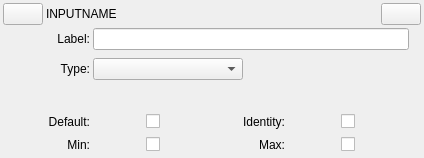
Old version of the form examples/Qt/ISFEditor/JSONGUI/JSONGUIInputColorWidget.ui in the repository mrRay/VVISF-GL.
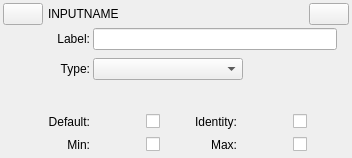
New version of the form. Custom widgets are drawn as their Qt base class.

The edit to the form file:
```diff
--- a/examples/Qt/ISFEditor/JSONGUI/JSONGUIInputColorWidget.ui
+++ b/examples/Qt/ISFEditor/JSONGUI/JSONGUIInputColorWidget.ui
@@ -6,7 +6,7 @@
    <rect>
     <x>0</x>
     <y>0</y>
-    <width>424</width>
+    <width>352</width>
     <height>158</height>
    </rect>
   </property>
@@ -44,16 +44,6 @@
        </property>
       </widget>
      </item>
-     <item row="0" column="1">
-      <widget class="QLabel" name="label">
-       <property name="text">
-        <string>INPUTNAME</string>
-       </property>
-       <property name="alignment">
-        <set>Qt::AlignLeading|Qt::AlignLeft|Qt::AlignVCenter</set>
-       </property>
-      </widget>
-     </item>
      <item row="0" column="2">
       <widget class="QPushButton" name="pushButton_2">
        <property name="sizePolicy">
@@ -67,6 +57,16 @@
        </property>
       </widget>
      </item>
+     <item row="0" column="1">
+      <widget class="QLineEdit" name="inputNameEdit">
+       <property name="styleSheet">
+        <string notr="true">background: rgba(0,0,0,0); border-radius: 0px;</string>
+       </property>
+       <property name="text">
+        <string>INPUTNAME</string>
+       </property>
+      </widget>
+     </item>
     </layout>
    </item>
    <item>
@@ -174,7 +174,7 @@
       </widget>
      </item>
      <item row="0" column="4">
-      <widget class="QLabel" name="label_7">
+      <widget class="QLabelClickable" name="identityLabel">
        <property name="sizePolicy">
         <sizepolicy hsizetype="Fixed" vsizetype="Fixed">
          <horstretch>0</horstretch>
@@ -308,7 +308,7 @@
       </widget>
      </item>
      <item row="1" column="4">
-      <widget class="QLabel" name="label_11">
+      <widget class="QLabelClickable" name="maxLabel">
        <property name="sizePolicy">
         <sizepolicy hsizetype="Fixed" vsizetype="Fixed">
          <horstretch>0</horstretch>
@@ -340,6 +340,13 @@
    </item>
   </layout>
  </widget>
+ <customwidgets>
+  <customwidget>
+   <class>QLabelClickable</class>
+   <extends>QLabel</extends>
+   <header>QLabelClickable.h</header>
+  </customwidget>
+ </customwidgets>
  <resources/>
  <connections/>
 </ui>
```
Left out of the diff: 16 changed lines with no effect on the pictures.
